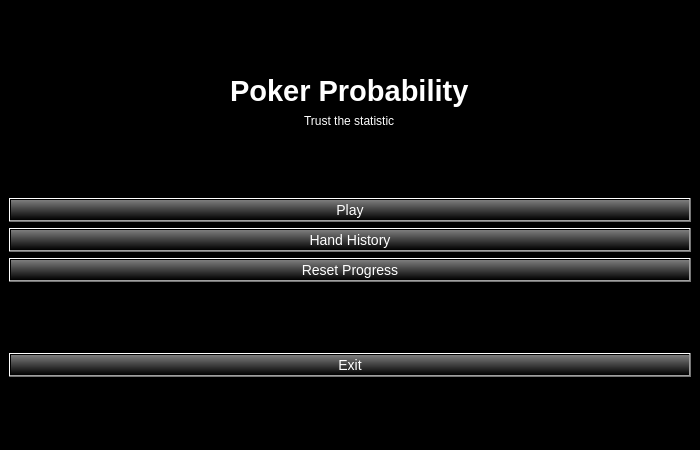
JairusCollantes/finals, file ui/menu.ui: the form before one commit.
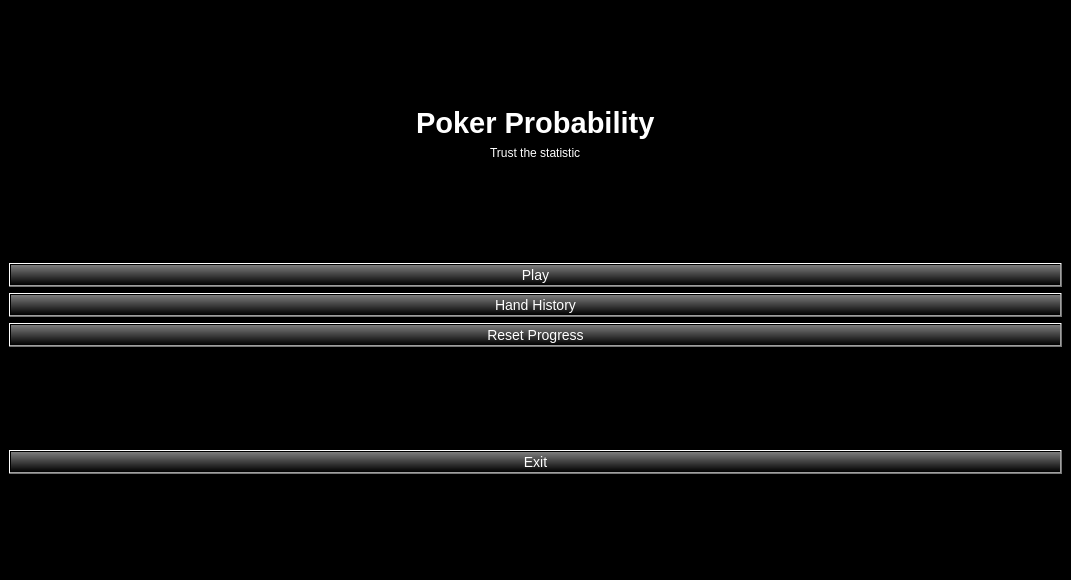
The form after the commit.

Patch:
```diff
--- a/ui/menu.ui
+++ b/ui/menu.ui
@@ -6,8 +6,8 @@
    <rect>
     <x>0</x>
     <y>0</y>
-    <width>700</width>
-    <height>450</height>
+    <width>1071</width>
+    <height>580</height>
    </rect>
   </property>
   <property name="windowTitle">
```
